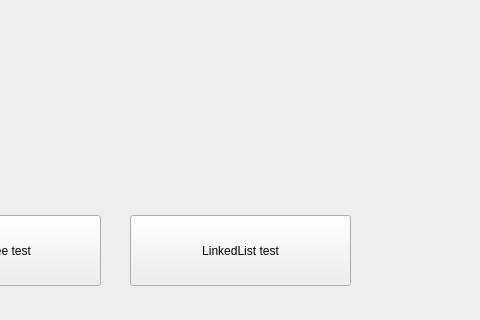
Above: mainwindow.ui from Yakovlev0309/Algorithms_And_Data_Structures_GUI before the change; both pictures show x 230 to 710 and y 185 to 505 of the 800 by 600 pixel window. Below: the same form after it.
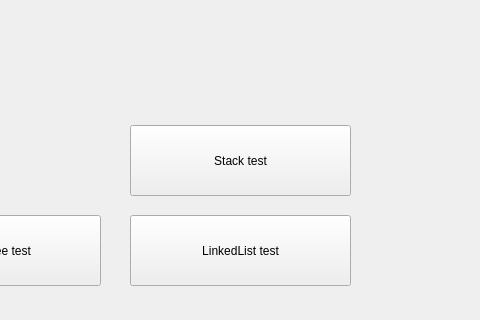
That is the form after the change.

```diff
--- a/mainwindow.ui
+++ b/mainwindow.ui
@@ -40,6 +40,19 @@
      <string>BinaryTree test</string>
     </property>
    </widget>
+   <widget class="QPushButton" name="stack_test_button">
+    <property name="geometry">
+     <rect>
+      <x>360</x>
+      <y>310</y>
+      <width>221</width>
+      <height>71</height>
+     </rect>
+    </property>
+    <property name="text">
+     <string>Stack test</string>
+    </property>
+   </widget>
   </widget>
   <widget class="QMenuBar" name="menubar">
    <property name="geometry">
```
